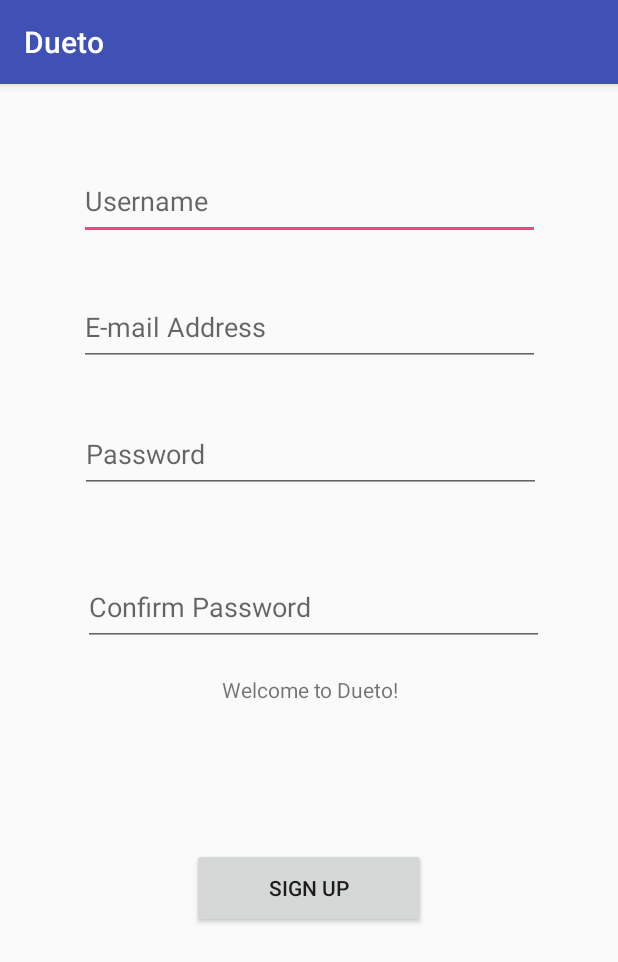
After one commit to JoshBrudnak/Dueto, an Android app: the SigninActivity screen opened directly, with no data from a screen before it, on a phone screen of 412 x 824 dp. The commit adds this screen. Shown: the top 962 px of the screen. Run offline under Robolectric (Android 15) with nearby library versions, the phone set to English and light mode, and no system bars.

Commit message:
LogIn/SignUp
basic buttons + verification in place

```diff
--- a/Android/Dueto/app/build.gradle
+++ b/Android/Dueto/app/build.gradle
@@ -30,11 +30,14 @@ dependencies {
     implementation 'com.android.support:design:26.1.0'
 }
 
+
+
+
 configurations.all {
     resolutionStrategy.eachDependency { DependencyResolveDetails details ->
         def requested = details.requested
         if (requested.group == "com.android.support") {
-            if(!requested.name.startsWith("multidex")) {
+            if (!requested.name.startsWith("multidex")) {
                 details.useVersion "25.3.0"
             }
         }
--- /dev/null
+++ b/Android/Dueto/app/src/main/java/dueto/dueto/SigninActivity.java
@@ -0,0 +1,68 @@
+package dueto.dueto;
+
+import android.content.Intent;
+import android.support.v7.app.AppCompatActivity;
+import android.os.Bundle;
+import android.view.View;
+import android.widget.Button;
+import android.widget.EditText;
+import android.widget.TextView;
+
+public class SigninActivity extends AppCompatActivity {
+
+    private EditText Username;
+    private EditText Address;
+    private EditText Password;
+    private EditText Confirmation;
+    private Button SignIn;
+
+    private TextView Message;
+
+    @Override
+    protected void onCreate(Bundle savedInstanceState) {
+        super.onCreate(savedInstanceState);
+        setContentView(R.layout.activity_signin);
+
+        Username = (EditText)findViewById(R.id.unText);
+        Address = (EditText)findViewById(R.id.emText);
+        Password = (EditText)findViewById(R.id.pwText);
+        Confirmation = (EditText)findViewById(R.id.confirmText);
+        SignIn = (Button)findViewById(R.id.suButt);
+        Message = (TextView)findViewById(R.id.errMessage);
+
+        //Message.setText("Welcome to Dueto!");
+
+        SignIn.setOnClickListener(new View.OnClickListener() {
+            @Override
+            public void onClick(View view) {
+                validPass(Password.getText().toString(), Confirmation.getText().toString(), Username.getText().toString(), Address.getText().toString());
+            }
+        });
+
+    }
+
+    private void validPass(String userPass, String userConfirm, String userName, String userAddress) {
+        if(!userPass.equals(userConfirm)) {
+            Message.setText("The passwords don't match!");
+            if (userName.isEmpty()) {
+                Message.setText("Enter a Username + match passwords!");
+            }
+            else if (userAddress.isEmpty()) {
+                Message.setText("Enter an e-mail address + match passwords!");
+            }
+            else if (userAddress.isEmpty() && userName.isEmpty()) {
+                Message.setText("Please enter in valid information!");
+            }
+        }
+        else if (userName.isEmpty()) {
+            Message.setText("Enter a Username!");
+        }
+        else if (userAddress.isEmpty()) {
+            Message.setText("Enter an e-mail address!");
+        }
+        else {
+            Intent intent = new Intent(SigninActivity.this, MainActivity.class);
+            startActivity(intent);
+        }
+        }
+    }
--- /dev/null
+++ b/Android/Dueto/app/src/main/res/layout/activity_signin.xml
@@ -0,0 +1,111 @@
+<?xml version="1.0" encoding="utf-8"?>
+<android.support.constraint.ConstraintLayout xmlns:android="http://schemas.android.com/apk/res/android"
+    xmlns:app="http://schemas.android.com/apk/res-auto"
+    xmlns:tools="http://schemas.android.com/tools"
+    android:layout_width="match_parent"
+    android:layout_height="match_parent"
+    tools:context="dueto.dueto.SigninActivity">
+
+    <EditText
+        android:id="@+id/unText"
+        android:layout_width="307dp"
+        android:layout_height="51dp"
+        android:layout_marginBottom="8dp"
+        android:layout_marginEnd="8dp"
+        android:layout_marginStart="8dp"
+        android:layout_marginTop="8dp"
+        android:ems="10"
+        android:hint="Username"
+        android:inputType="textPersonName"
+        app:layout_constraintBottom_toBottomOf="parent"
+        app:layout_constraintEnd_toEndOf="parent"
+        app:layout_constraintStart_toStartOf="parent"
+        app:layout_constraintTop_toTopOf="parent"
+        app:layout_constraintVertical_bias="0.064" />
+
+    <EditText
+        android:id="@+id/emText"
+        android:layout_width="307dp"
+        android:layout_height="51dp"
+        android:layout_marginBottom="8dp"
+        android:layout_marginEnd="8dp"
+        android:layout_marginStart="8dp"
+        android:layout_marginTop="8dp"
+        android:ems="10"
+        android:hint="E-mail Address"
+        android:inputType="textPersonName"
+        app:layout_constraintBottom_toBottomOf="parent"
+        app:layout_constraintEnd_toEndOf="parent"
+        app:layout_constraintHorizontal_bias="0.503"
+        app:layout_constraintStart_toStartOf="parent"
+        app:layout_constraintTop_toBottomOf="@+id/unText"
+        app:layout_constraintVertical_bias="0.041" />
+
+    <EditText
+        android:id="@+id/pwText"
+        android:layout_width="307dp"
+        android:layout_height="51dp"
+        android:layout_marginBottom="8dp"
+        android:layout_marginEnd="8dp"
+        android:layout_marginStart="8dp"
+        android:layout_marginTop="8dp"
+        android:ems="10"
+        android:hint="Password"
+        android:inputType="textPassword"
+        app:layout_constraintBottom_toBottomOf="parent"
+        app:layout_constraintEnd_toEndOf="parent"
+        app:layout_constraintHorizontal_bias="0.508"
+        app:layout_constraintStart_toStartOf="parent"
+        app:layout_constraintTop_toBottomOf="@+id/emText"
+        app:layout_constraintVertical_bias="0.049" />
+
+    <EditText
+        android:id="@+id/confirmText"
+        android:layout_width="307dp"
+        android:layout_height="51dp"
+        android:layout_marginBottom="8dp"
+        android:layout_marginEnd="16dp"
+        android:layout_marginStart="8dp"
+        android:layout_marginTop="8dp"
+        android:ems="10"
+        android:hint="Confirm Password"
+        android:inputType="textPassword"
+        app:layout_constraintBottom_toBottomOf="parent"
+        app:layout_constraintEnd_toEndOf="parent"
+        app:layout_constraintHorizontal_bias="0.584"
+        app:layout_constraintStart_toStartOf="parent"
+        app:layout_constraintTop_toBottomOf="@+id/pwText"
+        app:layout_constraintVertical_bias="0.1" />
+
+    <Button
+        android:id="@+id/suButt"
+        android:layout_width="156dp"
+        android:layout_height="53dp"
+        android:layout_marginBottom="8dp"
+        android:layout_marginEnd="8dp"
+        android:layout_marginStart="8dp"
+        android:layout_marginTop="8dp"
+        android:text="Sign Up"
+        app:layout_constraintBottom_toBottomOf="parent"
+        app:layout_constraintEnd_toEndOf="parent"
+        app:layout_constraintStart_toStartOf="parent"
+        app:layout_constraintTop_toBottomOf="@+id/confirmText"
+        app:layout_constraintVertical_bias="0.39" />
+
+    <TextView
+        android:id="@+id/errMessage"
+        android:gravity="center"
+        android:layout_width="200dp"
+        android:layout_height="37dp"
+        android:layout_marginBottom="8dp"
+        android:layout_marginEnd="8dp"
+        android:layout_marginStart="8dp"
+        android:layout_marginTop="8dp"
+        android:text="Welcome to Dueto!"
+        app:layout_constraintBottom_toBottomOf="parent"
+        app:layout_constraintEnd_toEndOf="parent"
+        app:layout_constraintHorizontal_bias="0.502"
+        app:layout_constraintStart_toStartOf="parent"
+        app:layout_constraintTop_toBottomOf="@+id/confirmText"
+        app:layout_constraintVertical_bias="0.007" />
+</android.support.constraint.ConstraintLayout>
--- /dev/null
+++ b/Android/Dueto/app/src/main/res/values/dimens.xml
@@ -0,0 +1,5 @@
+<resources>
+    <!-- Default screen margins, per the Android Design guidelines. -->
+    <dimen name="activity_horizontal_margin">16dp</dimen>
+    <dimen name="activity_vertical_margin">16dp</dimen>
+</resources>
```
Also changed, not shown: Android/Dueto/app/src/main/AndroidManifest.xml (+7 -0 lines), Android/Dueto/app/src/main/java/dueto/dueto/LoginActivity.java (added, +57 -0 lines), Android/Dueto/app/src/main/java/dueto/dueto/MainActivity.java (+19 -2 lines), Android/Dueto/app/src/main/res/layout/activity_login.xml (added, +76 -0 lines), Android/Dueto/app/src/main/res/layout/activity_main.xml (+13 -0 lines), Android/Dueto/app/src/main/res/values/strings.xml (+14 -0 lines).
